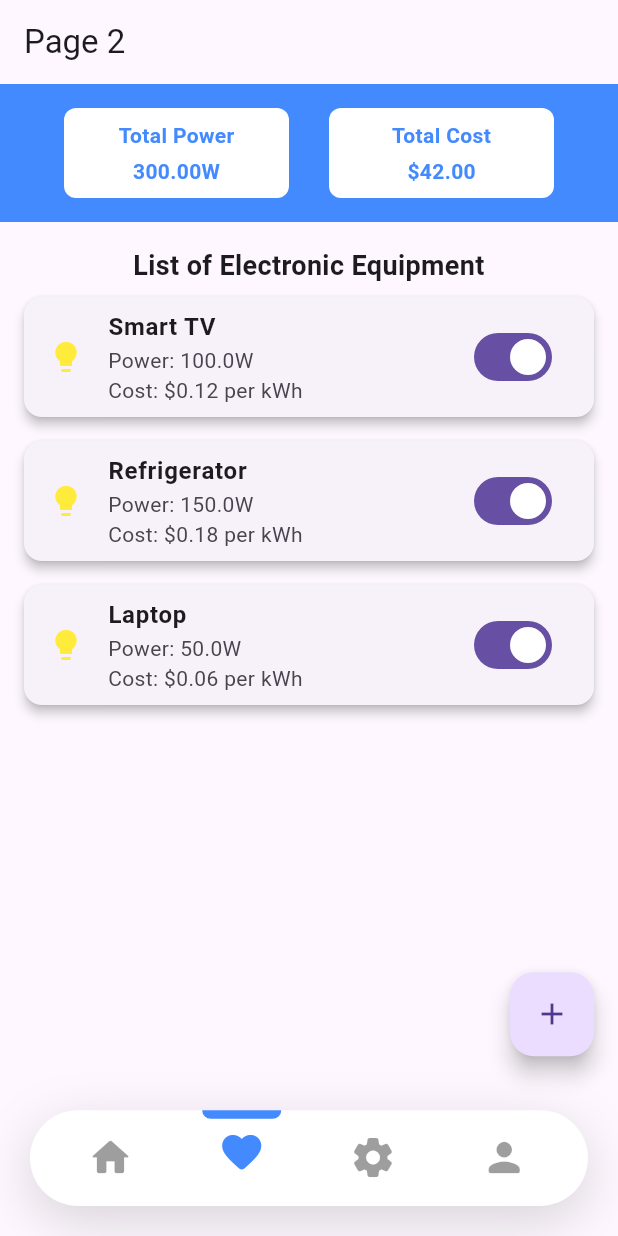
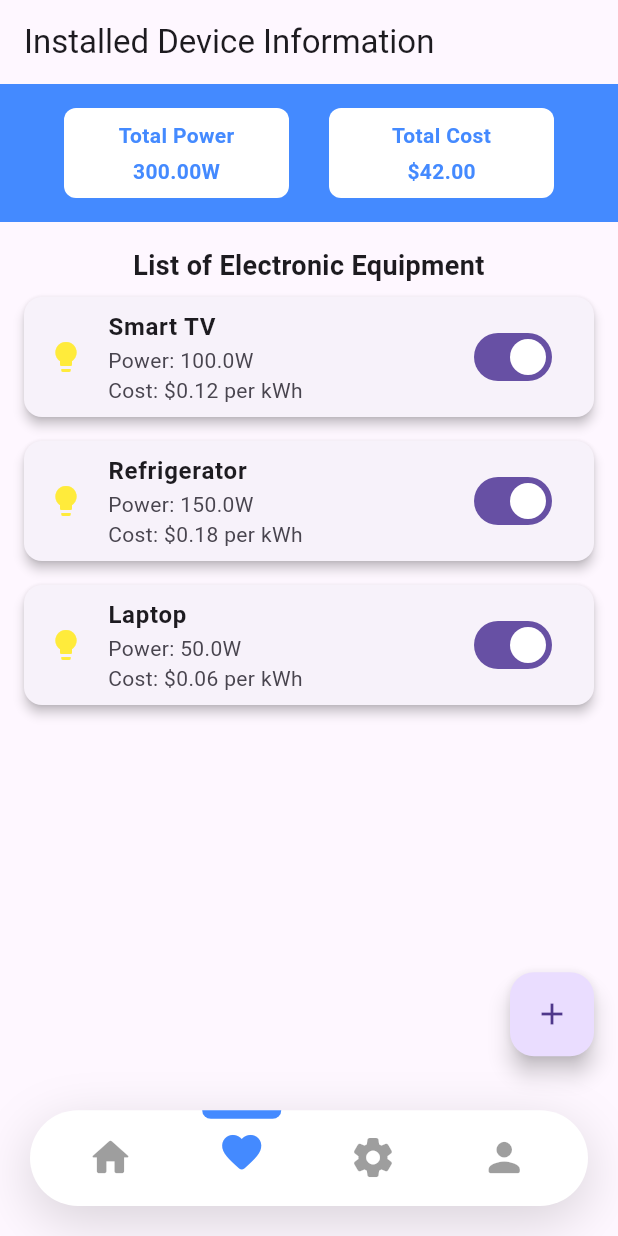
Before and after one commit to aqimuddin225/flutter_energy_monitor_app_rebuild, a Flutter app: the screen it shows after launch, after a tap on the "favorite" icon, on a phone screen of 412 x 824 dp. Run offline on Flutter 3.47's test engine with Material 3 defaults, Android fonts, the phone set to English and light mode, and no system bars; our stand-ins replace camera, flutter_local_notifications, shared_preferences.

Commit message:
mencoba mvvm tapi gajadi akhire di up sebisanya

```diff
--- /dev/null
+++ b/lib/data/notification_provider.dart
@@ -0,0 +1,49 @@
+import 'package:flutter_local_notifications/flutter_local_notifications.dart';
+
+class NotificationProvider {
+  final FlutterLocalNotificationsPlugin flutterLocalNotificationsPlugin =
+      FlutterLocalNotificationsPlugin();
+
+  NotificationProvider() {
+    initializeNotifications();
+    schedulePeriodicNotifications();
+  }
+
+  Future<void> initializeNotifications() async {
+    const settingsAndroid =
+        AndroidInitializationSettings('@mipmap/ic_launcher');
+    const initializationSettings =
+        InitializationSettings(android: settingsAndroid);
+
+    await flutterLocalNotificationsPlugin.initialize(initializationSettings);
+  }
+
+  Future<void> showNotification() async {
+    const androidPlatformChannelSpecifics =
+        AndroidNotificationDetails('your channel id', 'your channel name');
+    const platformChannelSpecifics =
+        NotificationDetails(android: androidPlatformChannelSpecifics);
+
+    await flutterLocalNotificationsPlugin.show(
+      0, // Notification ID
+      'Your Notification Title',
+      'Your Notification Body',
+      platformChannelSpecifics,
+    );
+  }
+
+  Future<void> schedulePeriodicNotifications() async {
+    const androidPlatformChannelSpecifics =
+        AndroidNotificationDetails('periodic channel id', 'periodic channel name');
+    const platformChannelSpecifics =
+        NotificationDetails(android: androidPlatformChannelSpecifics);
+
+    await flutterLocalNotificationsPlugin.periodicallyShow(
+      1, // Notification ID for periodic notification
+      'Periodic Notification Title',
+      'This is a periodic notification',
+      RepeatInterval.everyMinute, // Adjust as needed
+      platformChannelSpecifics,
+    );
+  }
+}
--- a/lib/view/home.dart
+++ b/lib/view/home.dart
@@ -1,4 +1,5 @@
 import 'package:flutter/material.dart';
+import 'package:flutter_energy_monitor_app_01/data/notification_provider.dart';
 import 'package:flutter_energy_monitor_app_01/view/page1.dart';
 import 'package:flutter_energy_monitor_app_01/view/page2.dart';
 import 'package:flutter_energy_monitor_app_01/view/page3.dart';
@@ -12,21 +13,23 @@ class HomePage extends StatefulWidget {
 }
 
 class HomePageState extends State<HomePage> {
+  final notificationProvider = NotificationProvider();
+
   var currentIndex = 0;
   static const TextStyle optionStyle =
       TextStyle(fontSize: 30, fontWeight: FontWeight.bold);
-  static const List<Widget> _widgetOptions = <Widget>[
-    Page1Screen(),
-    Page2Screen(),
-    Page3Screen(),
-    Page4Screen()
+  static final List<Widget> _widgetOptions = <Widget>[
+    const Page1Screen(),
+    const Page2Screen(),
+    const Page3Screen(),
+    const Page4Screen()
   ];
 
-  List<AppBar> _appBars = [
-    AppBar(title: Text('Page 1')),
-    AppBar(title: Text('Page 2')),
-    AppBar(title: Text('Page 3')),
-    AppBar(title: Text('Page 4')),
+  final List<AppBar> _appBars = [
+    AppBar(title: const Text('Energy Management App')),
+    AppBar(title: const Text('Installed Device Information')),
+    AppBar(title: const Text('Page 3')),
+    AppBar(title: const Text('Page 4')),
   ];
 
   @override
@@ -48,22 +51,27 @@ class HomePageState extends State<HomePage> {
   }
 }
 
-class _CustomNavBar extends StatelessWidget {
+class _CustomNavBar extends StatefulWidget {
   final Size size;
   final int currentIndex;
   final ValueChanged<int> onItemTapped;
 
-  _CustomNavBar({
+  const _CustomNavBar({
     required this.size,
     required this.currentIndex,
     required this.onItemTapped,
   });
 
   @override
+  State<_CustomNavBar> createState() => _CustomNavBarState();
+}
+
+class _CustomNavBarState extends State<_CustomNavBar> {
+  @override
   Widget build(BuildContext context) {
     return Container(
       margin: const EdgeInsets.all(20),
-      height: size.width * .155,
+      height: widget.size.width * .155,
       decoration: BoxDecoration(
         color: Colors.white,
         boxShadow: [
@@ -78,10 +86,10 @@ class _CustomNavBar extends StatelessWidget {
       child: ListView.builder(
         itemCount: 4,
         scrollDirection: Axis.horizontal,
-        padding: EdgeInsets.symmetric(horizontal: size.width * .024),
+        padding: EdgeInsets.symmetric(horizontal: widget.size.width * .024),
         itemBuilder: (context, index) => InkWell(
           onTap: () {
-            onItemTapped(index);
+            widget.onItemTapped(index);
           },
           splashColor: Colors.transparent,
           highlightColor: Colors.transparent,
@@ -92,12 +100,15 @@ class _CustomNavBar extends StatelessWidget {
                 duration: const Duration(milliseconds: 1500),
                 curve: Curves.fastLinearToSlowEaseIn,
                 margin: EdgeInsets.only(
-                  bottom: index == currentIndex ? 0 : size.width * .029,
-                  right: size.width * .0422,
-                  left: size.width * .0422,
+                  bottom: index == widget.currentIndex
+                      ? 0
+                      : widget.size.width * .029,
+                  right: widget.size.width * .0422,
+                  left: widget.size.width * .0422,
                 ),
-                width: size.width * .128,
-                height: index == currentIndex ? size.width * .014 : 0,
+                width: widget.size.width * .128,
+                height:
+                    index == widget.currentIndex ? widget.size.width * .014 : 0,
                 decoration: const BoxDecoration(
                   color: Colors.blueAccent,
                   borderRadius: BorderRadius.vertical(
@@ -107,11 +118,12 @@ class _CustomNavBar extends StatelessWidget {
               ),
               Icon(
                 listOfIcons[index],
-                size: size.width * .076,
-                color:
-                    index == currentIndex ? Colors.blueAccent : Colors.black38,
+                size: widget.size.width * .076,
+                color: index == widget.currentIndex
+                    ? Colors.blueAccent
+                    : Colors.black38,
               ),
-              SizedBox(height: size.width * .03),
+              SizedBox(height: widget.size.width * .03),
             ],
           ),
         ),
--- a/lib/view/page1.dart
+++ b/lib/view/page1.dart
@@ -1,4 +1,8 @@
+import 'dart:async';
 import 'package:flutter/material.dart';
+import 'package:shared_preferences/shared_preferences.dart';
+import 'dart:math';
+import 'package:flutter_local_notifications/flutter_local_notifications.dart';
 
 class Page1Screen extends StatefulWidget {
   const Page1Screen({super.key});
@@ -8,116 +12,187 @@ class Page1Screen extends StatefulWidget {
 }
 
 class _Page1ScreenState extends State<Page1Screen> {
+  FlutterLocalNotificationsPlugin flutterLocalNotificationsPlugin =
+      FlutterLocalNotificationsPlugin();
+
+  final ratePerKWh = 1500;
+  late double totalEnergyConsumption;
+  late double totalCost;
+  int sensorData = 0;
+  String? showEnergyConsumption;
+  String? showTotalCost;
+
+  @override
+  void initState() {
+    super.initState();
+    // Initialize notifications
+    const settingsAndroid =
+        AndroidInitializationSettings('@mipmap/ic_launcher');
+
+    const initializationSettings =
+        InitializationSettings(android: settingsAndroid);
+    flutterLocalNotificationsPlugin.initialize(initializationSettings);
+
+    _loadTotalConsumption();
+    _loadTotalCost();
+    generateRandomNumber();
+    Timer.periodic(const Duration(seconds: 30), (timer) {
+      _showNotification();
+    });
+  }
+
+  Future<void> _showNotification() async {
+    const androidPlatformChannelSpecifics =
+        AndroidNotificationDetails('your channel id', 'your channel name');
+    const platformChannelSpecifics =
+        NotificationDetails(android: androidPlatformChannelSpecifics);
+
+    await flutterLocalNotificationsPlugin.show(
+      0, // Notification ID
+      'Penggunaan listrik mencapai $showEnergyConsumption Watt-hour',
+      'Klik untuk detail.',
+      platformChannelSpecifics,
+    );
+  }
+
+  void generateRandomNumber() {
+    // ignore: unused_local_variable
+    Timer? timer;
+
+    timer = Timer.periodic(const Duration(seconds: 5), (timer) {
+      if (!mounted) {
+        // Check if the widget is still in the widget tree
+        timer.cancel(); // Cancel the timer if the widget is disposed
+        return;
+      }
+
+      final random = Random();
+      int randomNumber = random.nextInt(10) + 1;
+      setState(() {
+        sensorData = randomNumber;
+        _calculateTotalCost();
+        _calculateConsumption();
+      });
+    });
+  }
+
+  _calculateConsumption() async {
+    SharedPreferences prefs = await SharedPreferences.getInstance();
+    setState(() {
+      totalEnergyConsumption += sensorData.toDouble() * 5 / 3600;
+      prefs.setDouble('totalEnergy', totalEnergyConsumption);
+      showEnergyConsumption = totalEnergyConsumption.toStringAsFixed(2);
+    });
+  }
+
+  _loadTotalConsumption() async {
+    SharedPreferences prefs = await SharedPreferences.getInstance();
+    setState(() {
+      totalEnergyConsumption = (prefs.getDouble('totalEnergy') ?? 0);
+    });
+  }
+
+  _calculateTotalCost() async {
+    SharedPreferences prefs = await SharedPreferences.getInstance();
+    setState(() {
+      final cost = sensorData * ratePerKWh;
+      totalCost += cost.toDouble() * 5 / 3600000;
+      prefs.setDouble('totalCost', totalCost);
+      showTotalCost = totalCost.toStringAsFixed(2);
+    });
+  }
+
+  _loadTotalCost() async {
+    SharedPreferences prefs = await SharedPreferences.getInstance();
+    setState(() {
+      totalCost = (prefs.getDouble('totalCost') ?? 0);
+    });
+  }
+
+  //UI
+
   @override
   Widget build(BuildContext context) {
-    return SafeArea(
-      child: Column(
+    return Column(
       children: [
-          const Expanded(
+        Expanded(
           flex: 3,
           child: Center(
             child: Column(
               mainAxisAlignment: MainAxisAlignment.center,
               children: [
                 Padding(
-                    padding: EdgeInsets.all(8.0),
+                  padding: const EdgeInsets.all(8.0),
                   child: Text(
-                      'Rp 23.000,-',
-                      style:
-                          TextStyle(fontWeight: FontWeight.w900, fontSize: 28),
+                    'Rp $showTotalCost,-',
+                    style: const TextStyle(
+                        fontWeight: FontWeight.bold, fontSize: 28),
                   ),
                 ),
-                  Text('So far this month bill amount'),
+                const Text('So far this month bill amount'),
               ],
             ),
           ),
         ),
+        const Expanded(
+          flex: 1,
+          child: Row(
+            children: <Widget>[
+              SizedBox(
+                width: 180, // Width of the narrow text
+                child: Text(
+                  'Power Used for',
+                  textAlign: TextAlign.center,
+                ),
+              ),
+            ],
+          ),
+        ),
         Expanded(
           flex: 2,
-            child: Column(
-              crossAxisAlignment: CrossAxisAlignment.start,
-              children: [
-                const Padding(
-                  padding: EdgeInsets.all(34.0),
-                  child: Text('Power Used for',
-                      textAlign: TextAlign.left,
-                      style:
-                          TextStyle(fontWeight: FontWeight.w900, fontSize: 20)),
-                ),
-                Row(
+          child: SizedBox(
+            width: 800,
+            child: Row(
               mainAxisAlignment: MainAxisAlignment.spaceEvenly,
               crossAxisAlignment: CrossAxisAlignment.start,
               children: [
                 Container(
-                      width: 200,
-                      height: 100,
+                  width: 150,
+                  height: 75,
                   decoration: BoxDecoration(
                     color: Colors.green[300],
                     borderRadius: BorderRadius.circular(10.0),
                   ),
-                      child: const Center(
-                        child: Column(
-                          mainAxisAlignment: MainAxisAlignment.spaceEvenly,
-                          children: [
-                            Text(
-                              '90 Watt',
+                  child: Center(
+                    child: Text(
+                      '$sensorData Watt',
                       textAlign: TextAlign.center,
-                              style: TextStyle(
-                                  color: Colors.white,
-                                  fontWeight: FontWeight.bold),
-                            ),
-                            Text(
-                              'Today',
-                              textAlign: TextAlign.center,
-                              style: TextStyle(
-                                  color: Colors.white,
-                                  fontWeight: FontWeight.w300),
-                            ),
-                          ],
+                      style: const TextStyle(
+                          color: Colors.white, fontWeight: FontWeight.bold),
                     ),
                   ),
                 ),
                 Container(
-                      width: 200,
-                      height: 100,
+                  width: 150,
+                  height: 75,
                   decoration: BoxDecoration(
                     color: Colors.amber,
                     borderRadius: BorderRadius.circular(10.0),
                   ),
-                      child: const Center(
-                        child: Column(
-                          mainAxisAlignment: MainAxisAlignment.spaceEvenly,
-                          children: [
-                            Text(
-                              '100 Wh',
+                  child: Center(
+                    child: Text(
+                      '$showEnergyConsumption Wh',
                       textAlign: TextAlign.center,
-                              style: TextStyle(
-                                  color: Colors.white,
-                                  fontWeight: FontWeight.bold),
+                      style: const TextStyle(
+                          color: Colors.white, fontWeight: FontWeight.bold),
                     ),
-                            Text(
-                              'This Month',
-                              textAlign: TextAlign.center,
-                              style: TextStyle(
-                                  color: Colors.white,
-                                  fontWeight: FontWeight.w300),
+                  ),
                 ),
               ],
             ),
           ),
         ),
       ],
-                ),
-              ],
-            ),
-          ),
-          Expanded(
-              flex: 1,
-              child: Container(
-                color: Colors.green,
-              ))
-        ],
-      ),
     );
   }
 }
--- a/lib/view/page2.dart
+++ b/lib/view/page2.dart
@@ -1,4 +1,6 @@
+import 'package:camera/camera.dart';
 import 'package:flutter/material.dart';
+import 'package:flutter_energy_monitor_app_01/view/camerapage.dart';
 
 class Equipment {
   final String name;
@@ -36,8 +38,8 @@ class _Page2ScreenState extends State<Page2Screen> {
         crossAxisAlignment: CrossAxisAlignment.stretch,
         children: [
           TotalPowerCostInfo(equipmentList: equipmentList),
-          SizedBox(height: 16),
-          Text(
+          const SizedBox(height: 16),
+          const Text(
             'List of Electronic Equipment',
             style: TextStyle(
               fontSize: 18,
@@ -49,13 +51,11 @@ class _Page2ScreenState extends State<Page2Screen> {
         ],
       ),
       floatingActionButton: FloatingActionButton(
-        onPressed: () {
-          // Handle the action to add electronic devices
-          // You can show a dialog or navigate to another screen for adding devices
-          // For example:
-          // Navigator.push(context, MaterialPageRoute(builder: (context) => AddDeviceScreen()));
-        },
-        child: Icon(Icons.add),
+        onPressed: () async {
+            await availableCameras().then((value) => Navigator.push(context,
+                MaterialPageRoute(builder: (_) => CameraPage(cameras: value))));
+          },
+        child: const Icon(Icons.add),
       ),
       floatingActionButtonLocation: FloatingActionButtonLocation.endFloat,
     );
@@ -65,7 +65,7 @@ class _Page2ScreenState extends State<Page2Screen> {
 class TotalPowerCostInfo extends StatelessWidget {
   final List<Equipment> equipmentList;
 
-  TotalPowerCostInfo({required this.equipmentList});
+  const TotalPowerCostInfo({super.key, required this.equipmentList});
 
   @override
   Widget build(BuildContext context) {
@@ -77,7 +77,7 @@ class TotalPowerCostInfo extends StatelessWidget {
 
     return Container(
       color: Colors.blueAccent,
-      padding: EdgeInsets.all(16),
+      padding: const EdgeInsets.all(16),
       child: Row(
         mainAxisAlignment: MainAxisAlignment.spaceEvenly,
         children: [
@@ -93,7 +93,7 @@ class TotalPowerCostInfo extends StatelessWidget {
   Widget _buildInfoContainer(String title, String value) {
     return Container(
       width: 150,
-      padding: EdgeInsets.all(8),
+      padding: const EdgeInsets.all(8),
       decoration: BoxDecoration(
         borderRadius: BorderRadius.circular(8),
         color: Colors.white,
@@ -104,15 +104,15 @@ class TotalPowerCostInfo extends StatelessWidget {
           children: [
             Text(
               title,
-              style: TextStyle(
+              style: const TextStyle(
                 color: Colors.blueAccent,
                 fontWeight: FontWeight.bold,
               ),
             ),
-            SizedBox(height: 4),
+            const SizedBox(height: 4),
             Text(
               value,
-              style: TextStyle(
+              style: const TextStyle(
                 color: Colors.blueAccent,
                 fontWeight: FontWeight.w600,
               ),
@@ -127,7 +127,7 @@ class TotalPowerCostInfo extends StatelessWidget {
 class EquipmentList extends StatelessWidget {
   final List<Equipment> equipmentList;
 
-  EquipmentList({required this.equipmentList});
+  const EquipmentList({super.key, required this.equipmentList});
 
   @override
   Widget build(BuildContext context) {
@@ -145,7 +145,7 @@ class EquipmentList extends StatelessWidget {
 class EquipmentTile extends StatefulWidget {
   final Equipment equipment;
 
-  EquipmentTile({required this.equipment});
+  const EquipmentTile({super.key, required this.equipment});
 
   @override
   State<EquipmentTile> createState() => _EquipmentTileState();
@@ -156,7 +156,7 @@ class _EquipmentTileState extends State<EquipmentTile> {
   Widget build(BuildContext context) {
     return Card(
       elevation: 3,
-      margin: EdgeInsets.symmetric(vertical: 8, horizontal: 16),
+      margin: const EdgeInsets.symmetric(vertical: 8, horizontal: 16),
       child: ListTile(
         leading: Icon(
           widget.equipment.isOn ? Icons.lightbulb : Icons.lightbulb_outline,
@@ -164,7 +164,7 @@ class _EquipmentTileState extends State<EquipmentTile> {
         ), // You can replace this with a custom icon
         title: Text(
           widget.equipment.name,
-          style: TextStyle(fontWeight: FontWeight.bold),
+          style: const TextStyle(fontWeight: FontWeight.bold),
         ),
         subtitle: Column(
           crossAxisAlignment: CrossAxisAlignment.start,
--- a/pubspec.yaml
+++ b/pubspec.yaml
@@ -35,6 +35,11 @@ dependencies:
   # The following adds the Cupertino Icons font to your application.
   # Use with the CupertinoIcons class for iOS style icons.
   cupertino_icons: ^1.0.2
+  shared_preferences: ^2.2.2
+  http: ^1.1.0
+  flutter_local_notifications: ^16.2.0
+  provider: ^6.1.1
+  camera: ^0.10.5+7
 
 dev_dependencies:
   flutter_test:
```
Also changed, not shown: lib/data/api_provider.dart (added, +23 -0 lines), lib/view/camerapage.dart (added, +116 -0 lines), lib/view/previewpage.dart (added, +23 -0 lines), lib/view/widget/lamp_card.dart (deleted, +0 -42 lines), pubspec.lock, 2 other files. Lines whose indentation alone changed are shown as unchanged.
